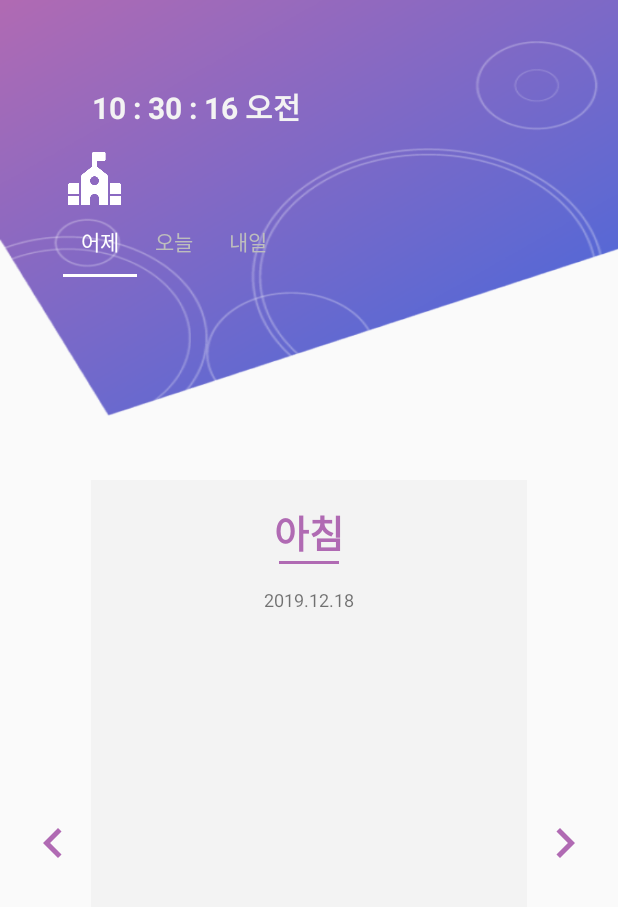
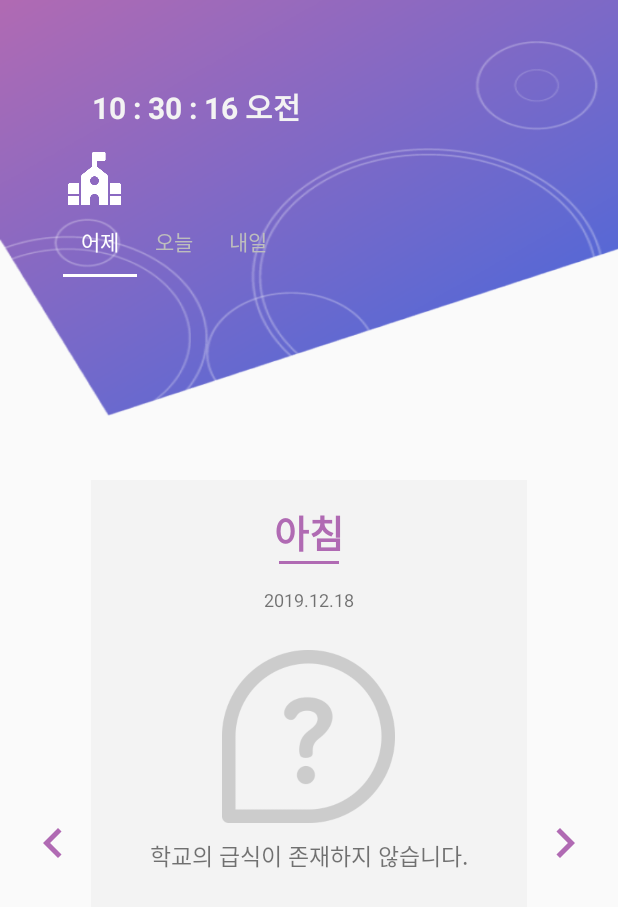
Before and after one commit to Kim-Ju-Yeop/Meals, an Android app: the YesterDayFragment screen opened directly, with no data from a screen before it, after a tap on an icon or button, on a phone screen of 412 x 824 dp. Shown: the top 907 px of the screen. Run offline under Robolectric (Android 15) with nearby library versions, the phone set to English and light mode, and no system bars; our stand-ins replace RxJava, data binding.

Commit message:
[ADD] YesterdayFragment Null 값 처리

```diff
--- a/Meals_Android V2/app/src/main/java/com/project/meals/network/NetRetrofit.kt
+++ b/Meals_Android V2/app/src/main/java/com/project/meals/network/NetRetrofit.kt
@@ -7,7 +7,7 @@ import retrofit2.converter.gson.GsonConverterFactory
 
 class NetRetrofit {
     val retrofit : Retrofit = Retrofit.Builder()
-        .baseUrl("http://172.20.10.8:8080/")
+        .baseUrl("http://192.168.43.156:8080/")
         .addConverterFactory(GsonConverterFactory.create())
         .build()
 
--- a/Meals_Android V2/app/src/main/java/com/project/meals/view/meals/title_fragment/TitleMealsAdapter.kt
+++ b/Meals_Android V2/app/src/main/java/com/project/meals/view/meals/title_fragment/TitleMealsAdapter.kt
@@ -3,6 +3,7 @@ package com.project.meals.view.meals.title_fragment
 import android.view.LayoutInflater
 import android.view.View
 import android.view.ViewGroup
+import android.widget.LinearLayout
 import android.widget.TextView
 import androidx.recyclerview.widget.RecyclerView
 import com.project.meals.R
@@ -21,7 +22,6 @@ class TitleMealsAdapter(val meals : ArrayList<String>) : RecyclerView.Adapter<Ti
 
     override fun onBindViewHolder(holder: ViewHolder, position: Int) {
         val viewHolder = holder
-
         viewHolder.meals_textView.text = meals.get(position)
     }
 
--- a/Meals_Android V2/app/src/main/res/layout/fragment_yesterday.xml
+++ b/Meals_Android V2/app/src/main/res/layout/fragment_yesterday.xml
@@ -82,8 +82,35 @@
                     android:id="@+id/recyclerView"
                     android:layout_width="match_parent"
                     android:layout_height="match_parent"
-                    tools:listitem="@layout/item_meals"
-                    app:layoutManager="androidx.recyclerview.widget.LinearLayoutManager"/>
+                    android:visibility="visible"
+                    app:layoutManager="androidx.recyclerview.widget.LinearLayoutManager"
+                    tools:listitem="@layout/item_meals" />
+
+                <LinearLayout
+                    android:id="@+id/nomeals_layout"
+                    android:layout_width="match_parent"
+                    android:layout_height="wrap_content"
+                    android:layout_gravity="center"
+                    android:orientation="vertical"
+                    android:visibility="visible">
+
+                    <ImageView
+                        android:id="@+id/imageView2"
+                        android:layout_width="115dp"
+                        android:layout_height="115dp"
+                        android:layout_gravity="center"
+                        app:srcCompat="@drawable/question" />
+
+                    <TextView
+                        android:id="@+id/answer_textView"
+                        android:layout_width="match_parent"
+                        android:layout_height="wrap_content"
+                        android:layout_marginTop="10dp"
+                        android:gravity="center"
+                        android:text="학교의 급식이 존재하지 않습니다."
+                        android:textSize="15dp" />
+                </LinearLayout>
+
             </LinearLayout>
 
         </LinearLayout>
```
Also changed, not shown: Meals_Android V2/app/src/main/java/com/project/meals/view/meals/title_fragment/YesterDayFragment.kt (+24 -0 lines).
